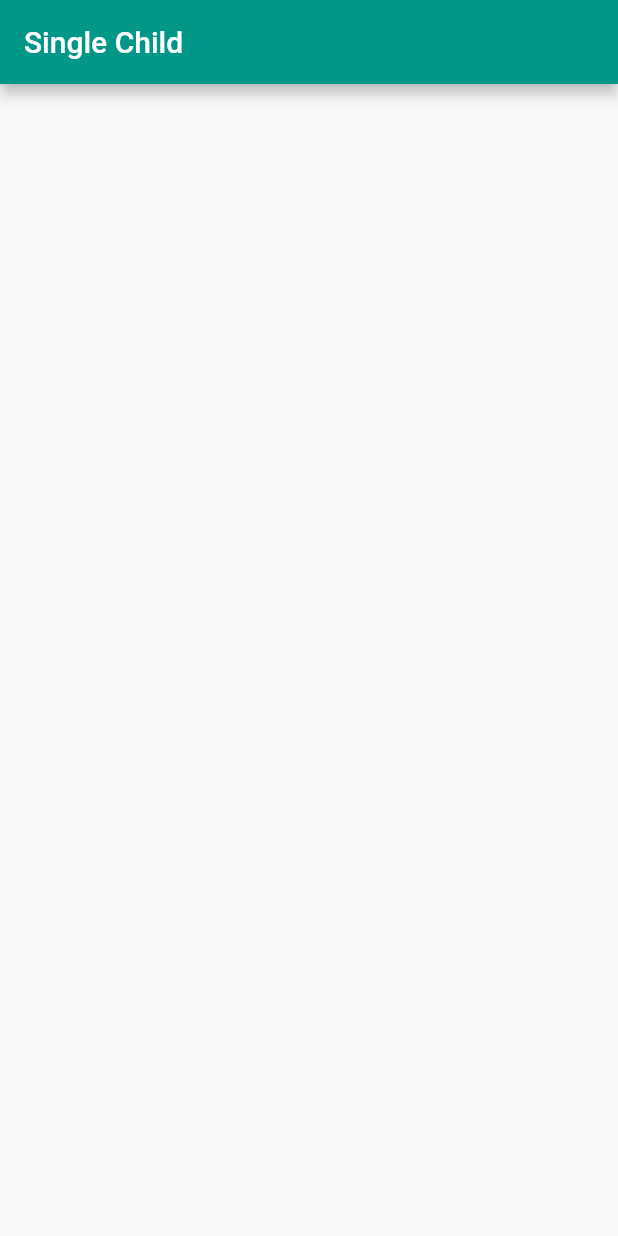
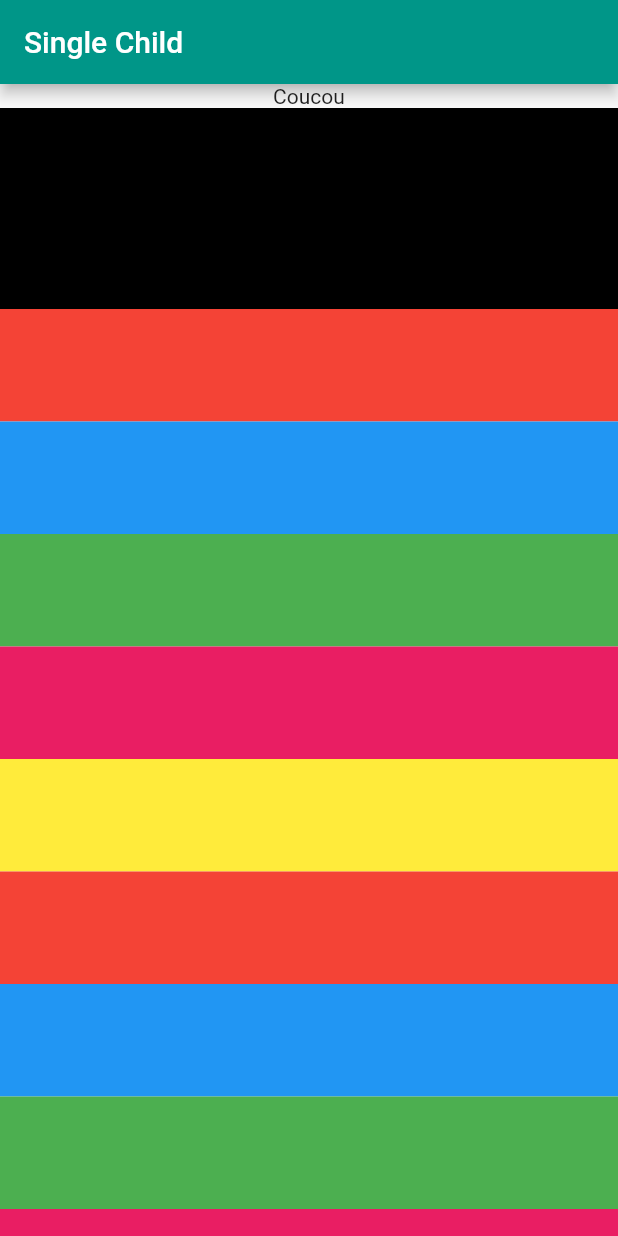
Before and after one commit to fabienlierville/ril21-1-flutter-scroll, a Flutter app: the screen it shows after launch, on a phone screen of 412 x 824 dp. Run offline on Flutter 3.47's test engine with Material 2 defaults, Android fonts, the phone set to English and light mode, and no system bars.

Commit message:
single child

```diff
--- a/lib/pages/page_single_child.dart
+++ b/lib/pages/page_single_child.dart
@@ -9,10 +9,43 @@ class PageSingleChild extends StatelessWidget {
       appBar: AppBar(
         title: Text("Single Child"),
       ),
-      body: Center(
+      body: SingleChildScrollView(
         child: Column(
           children: [
-
+            Container(
+              height: 150,
+              child: Column(
+                children: [
+                  Text("Coucou"),
+                  Expanded(child: Container(color: Colors.black,),),
+                ],
+              ),
+            ),
+              Container(height: 75,color: Colors.red,),
+              Container(height: 75,color: Colors.blue,),
+              Container(height: 75,color: Colors.green,),
+              Container(height: 75,color: Colors.pink,),
+              Container(height: 75,color: Colors.yellow,),
+            Container(height: 75,color: Colors.red,),
+            Container(height: 75,color: Colors.blue,),
+            Container(height: 75,color: Colors.green,),
+            Container(height: 75,color: Colors.pink,),
+            Container(height: 75,color: Colors.yellow,),
+            Container(height: 75,color: Colors.red,),
+            Container(height: 75,color: Colors.blue,),
+            Container(height: 75,color: Colors.green,),
+            Container(height: 75,color: Colors.pink,),
+            Container(height: 75,color: Colors.yellow,),
+            Container(height: 75,color: Colors.red,),
+            Container(height: 75,color: Colors.blue,),
+            Container(height: 75,color: Colors.green,),
+            Container(height: 75,color: Colors.pink,),
+            Container(height: 75,color: Colors.yellow,),
+            Container(height: 75,color: Colors.red,),
+            Container(height: 75,color: Colors.blue,),
+            Container(height: 75,color: Colors.green,),
+            Container(height: 75,color: Colors.pink,),
+            Container(height: 75,color: Colors.yellow,),
           ],
         ),
       ),
```
